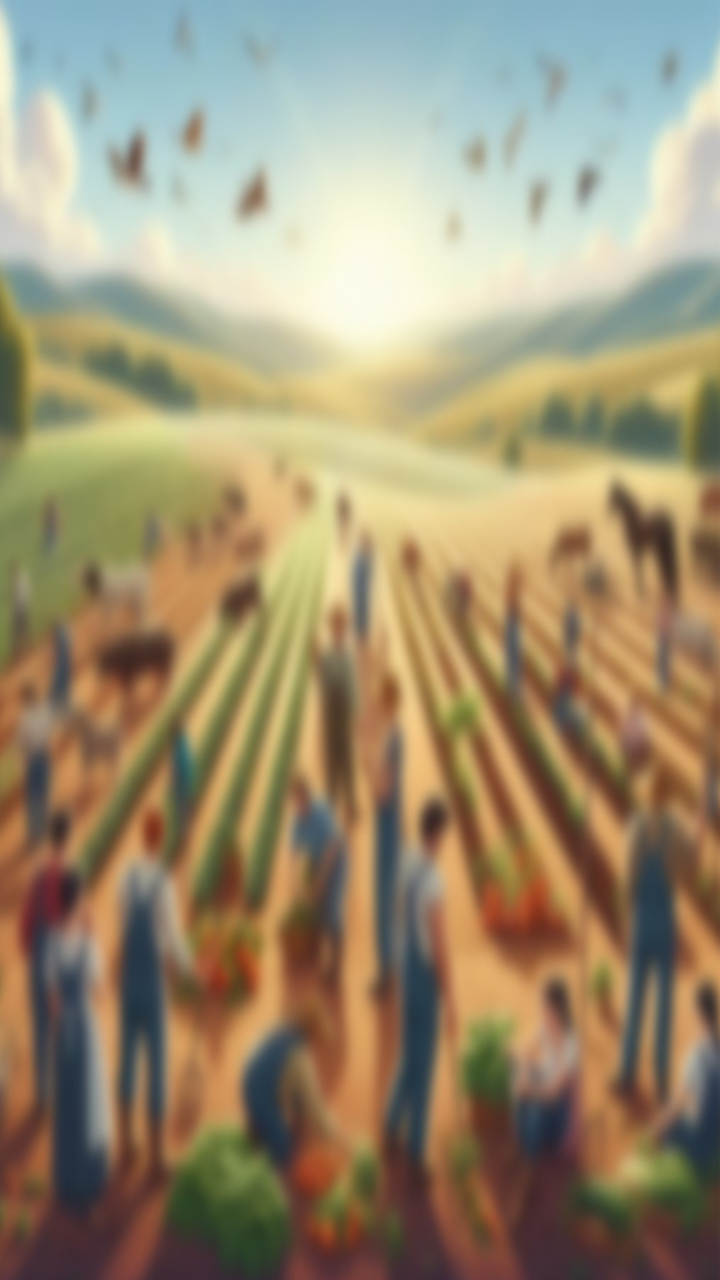
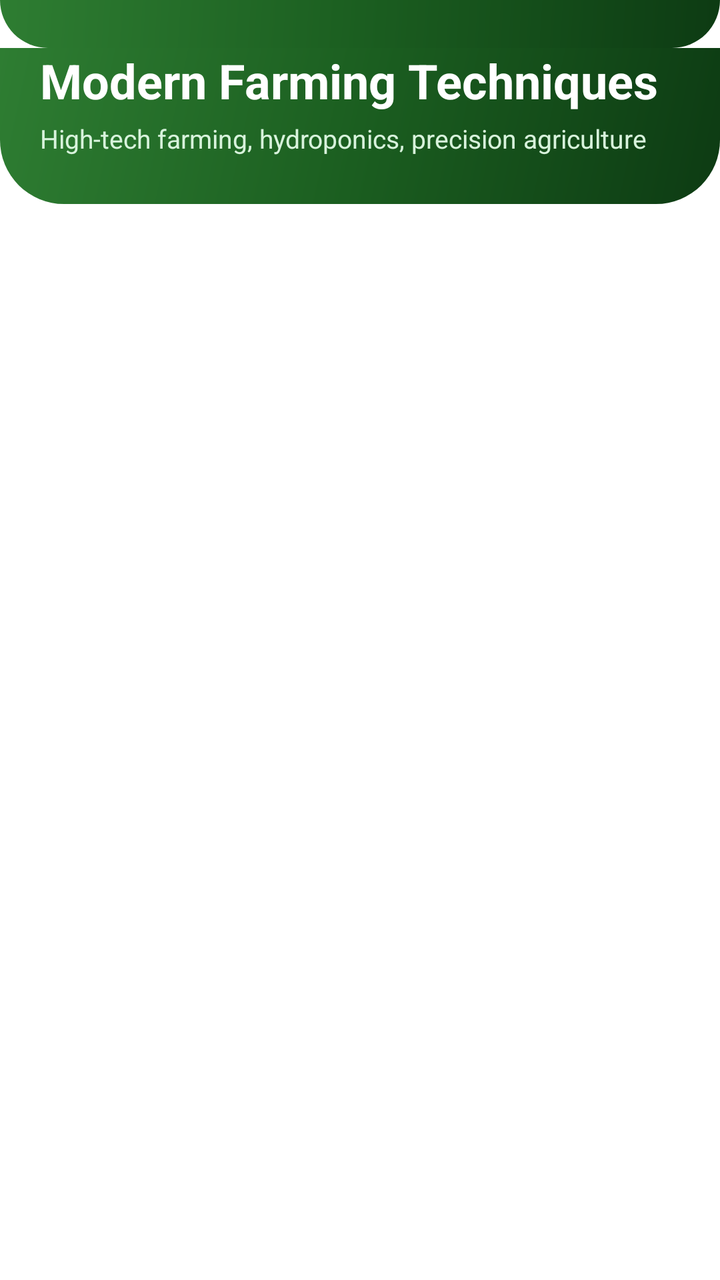

An Android layout rendered at two revisions. The XML below is the earlier revision; the diff shows what the commit changed to produce the second picture.
<!-- AndroidManifest.xml: application theme Theme.AGRICONNECT -->
<!-- res/layout/fragment_new__farming__teachniques.xml -->
<?xml version="1.0" encoding="utf-8"?>
<layout>
    <FrameLayout xmlns:android="http://schemas.android.com/apk/res/android"
        xmlns:tools="http://schemas.android.com/tools"
        android:layout_width="match_parent"
        android:layout_height="match_parent"
        tools:context=".New_Crop.New_farming_Crops"
        android:background="@drawable/blur_background">

        <androidx.recyclerview.widget.RecyclerView
            android:layout_width="match_parent"
            android:layout_height="match_parent"
            android:id="@+id/recyclerView_techniques"
            tools:listitem="@layout/new_farming_teachniques_details"/>

    </FrameLayout>
</layout>
<!-- res/layout/new_farming_teachniques_details.xml (included above) -->
<?xml version="1.0" encoding="utf-8"?>
<RelativeLayout
    xmlns:tools="http://schemas.android.com/tools"
    xmlns:android="http://schemas.android.com/apk/res/android"
    xmlns:app="http://schemas.android.com/apk/res-auto"
    android:layout_height="wrap_content"
    android:layout_width="match_parent"
    >
    <androidx.cardview.widget.CardView
        android:layout_marginStart="12dp"
        android:layout_marginEnd="12dp"
        android:layout_marginVertical="10dp"
        android:layout_marginHorizontal="10dp"
        app:cardCornerRadius="20dp"
        app:cardElevation="8dp"
        android:layout_width="match_parent"
        android:layout_height="match_parent">

        <LinearLayout
            android:layout_width="match_parent"
            android:layout_height="wrap_content"
            android:orientation="vertical">


            <ImageView
                android:id="@+id/Image_for_new_Techniques"
                android:layout_width="258dp"
                android:layout_height="209dp"
                android:layout_gravity="center_horizontal"
                android:paddingTop="10dp"
                android:src="@drawable/loding" />

            <TextView
                android:id="@+id/Text_for_new_techniques"
                android:layout_width="wrap_content"
                android:layout_height="wrap_content"
                android:layout_gravity="center_horizontal"
                android:paddingLeft="5dp"
                android:paddingTop="5dp"
                android:paddingRight="5dp"
                android:text="Crop Name"
                android:textAlignment="center"
                android:textSize="25dp"
                android:textStyle="bold"
                android:layout_marginBottom="15dp"/>

        </LinearLayout>


    </androidx.cardview.widget.CardView>
</RelativeLayout>
<!-- resources referenced by this layout -->
<resources>
  <!-- drawable blur_background: jpeg bitmap (drawable, 98378 bytes) -->
  <!-- drawable loding: jpg bitmap (drawable, 8285 bytes) -->
  <style name="Theme.AGRICONNECT" parent="Base.Theme.AGRICONNECT" />
  <style name="Base.Theme.AGRICONNECT" parent="Theme.Material3.DayNight.NoActionBar">
          
           <item name="colorPrimary">#0CCEE7</item>
           <item name="colorPrimaryVariant">#0CCEE7</item>
           <item name="android:statusBarColor">#0CCEE7</item>
      </style>
</resources>

<!-- the commit's change to res/layout/fragment_new__farming__teachniques.xml (unified diff, before → after) -->
@@ -1,69 +1,138 @@
 <?xml version="1.0" encoding="utf-8"?>
-<layout>
-    <FrameLayout xmlns:android="http://schemas.android.com/apk/res/android"
-        xmlns:tools="http://schemas.android.com/tools"
+<layout xmlns:android="http://schemas.android.com/apk/res/android"
+    xmlns:app="http://schemas.android.com/apk/res-auto"
+    xmlns:tools="http://schemas.android.com/tools">
+
+    <LinearLayout
         android:layout_width="match_parent"
         android:layout_height="match_parent"
-        tools:context=".New_Crop.New_farming_Crops"
-        android:background="@drawable/blur_background">
+        android:background="?attr/colorSurface"
+        android:orientation="vertical"
+        tools:context=".New_Techniques.New_Farming_Teachniques">
 
-        <androidx.recyclerview.widget.RecyclerView
+        
+        <View
             android:layout_width="match_parent"
-            android:layout_height="match_parent"
-            android:id="@+id/recyclerView_techniques"
-            tools:listitem="@layout/new_farming_teachniques_details"/>
-
-    </FrameLayout>
-</layout>
-<!-- res/layout/new_farming_teachniques_details.xml (included above) -->
-<?xml version="1.0" encoding="utf-8"?>
-<RelativeLayout
-    xmlns:tools="http://schemas.android.com/tools"
-    xmlns:android="http://schemas.android.com/apk/res/android"
-    xmlns:app="http://schemas.android.com/apk/res-auto"
-    android:layout_height="wrap_content"
-    android:layout_width="match_parent"
-    >
-    <androidx.cardview.widget.CardView
-        android:layout_marginStart="12dp"
-        android:layout_marginEnd="12dp"
-        android:layout_marginVertical="10dp"
-        android:layout_marginHorizontal="10dp"
-        app:cardCornerRadius="20dp"
-        app:cardElevation="8dp"
-        android:layout_width="match_parent"
-        android:layout_height="match_parent">
+            android:layout_height="24dp"
+            android:background="@drawable/bg_header_gradient" />
 
         <LinearLayout
             android:layout_width="match_parent"
             android:layout_height="wrap_content"
-            android:orientation="vertical">
+            android:background="@drawable/bg_header_gradient"
+            android:orientation="vertical"
+            android:paddingHorizontal="20dp"
+            android:paddingBottom="24dp">
 
+            <TextView
+                android:layout_width="wrap_content"
+                android:layout_height="wrap_content"
+                android:fontFamily="sans-serif-bold"
+                android:text="Modern Farming Techniques"
+                android:textColor="@color/white"
+                android:textSize="24sp"
+                android:textStyle="bold" />
+
+            <TextView
+                android:layout_width="wrap_content"
+                android:layout_height="wrap_content"
+                android:layout_marginTop="4dp"
+                android:fontFamily="sans-serif"
+                android:text="High-tech farming, hydroponics, precision agriculture"
+                android:textColor="#D8F3DC"
+                android:textSize="13sp" />
+        </LinearLayout>
+
+        
+        <androidx.recyclerview.widget.RecyclerView
+            android:id="@+id/recyclerView_techniques"
+            android:layout_width="match_parent"
+            android:layout_height="match_parent"
+            android:clipToPadding="false"
+            android:paddingHorizontal="10dp"
+            android:paddingTop="12dp"
+            android:paddingBottom="24dp"
+            tools:listitem="@layout/new_farming_teachniques_details" />
+
+    </LinearLayout>
+</layout>
+<!-- res/layout/new_farming_teachniques_details.xml (included above) -->
+<?xml version="1.0" encoding="utf-8"?>
+<com.google.android.material.card.MaterialCardView xmlns:android="http://schemas.android.com/apk/res/android"
+    xmlns:app="http://schemas.android.com/apk/res-auto"
+    xmlns:tools="http://schemas.android.com/tools"
+    android:layout_width="match_parent"
+    android:layout_height="wrap_content"
+    android:layout_margin="6dp"
+    app:cardBackgroundColor="@color/white"
+    app:cardCornerRadius="20dp"
+    app:cardElevation="2dp"
+    app:strokeColor="@color/agri_card_stroke_light"
+    app:strokeWidth="1dp">
+
+    <LinearLayout
+        android:layout_width="match_parent"
+        android:layout_height="wrap_content"
+        android:background="?attr/selectableItemBackground"
+        android:orientation="vertical">
+
+        
+        <FrameLayout
+            android:layout_width="match_parent"
+            android:layout_height="140dp">
 
             <ImageView
                 android:id="@+id/Image_for_new_Techniques"
-                android:layout_width="258dp"
-                android:layout_height="209dp"
-                android:layout_gravity="center_horizontal"
-                android:paddingTop="10dp"
+                android:layout_width="match_parent"
+                android:layout_height="match_parent"
+                android:scaleType="centerCrop"
                 android:src="@drawable/loding" />
 
             <TextView
-                android:id="@+id/Text_for_new_techniques"
                 android:layout_width="wrap_content"
                 android:layout_height="wrap_content"
-                android:layout_gravity="center_horizontal"
-                android:paddingLeft="5dp"
-                android:paddingTop="5dp"
-                android:paddingRight="5dp"
-                android:text="Crop Name"
-                android:textAlignment="center"
-                android:textSize="25dp"
-                android:textStyle="bold"
-                android:layout_marginBottom="15dp"/>
+                android:layout_gravity="top|start"
+                android:layout_margin="10dp"
+                android:background="@drawable/bg_chip_pill"
+                android:backgroundTint="#CCFFFFFF"
+                android:paddingHorizontal="8dp"
+                android:paddingVertical="4dp"
+                android:text="Technique"
+                android:textColor="@color/agri_green_primary"
+                android:textSize="10sp"
+                android:textStyle="bold" />
+        </FrameLayout>
+
+        
+        <LinearLayout
+            android:layout_width="match_parent"
+            android:layout_height="wrap_content"
+            android:orientation="vertical"
+            android:paddingHorizontal="14dp"
+            android:paddingVertical="12dp">
+
+            <TextView
+                android:id="@+id/Text_for_new_techniques"
+                android:layout_width="match_parent"
+                android:layout_height="wrap_content"
+                android:ellipsize="end"
+                android:fontFamily="sans-serif-bold"
+                android:maxLines="1"
+                android:text="Technique Name"
+                android:textColor="@color/agri_text_primary"
+                android:textSize="15sp"
+                android:textStyle="bold" />
+
+            <TextView
+                android:layout_width="wrap_content"
+                android:layout_height="wrap_content"
+                android:layout_marginTop="4dp"
+                android:fontFamily="sans-serif-medium"
+                android:text="Learn Implementation →"
+                android:textColor="@color/agri_green_primary"
+                android:textSize="11sp" />
 
         </LinearLayout>
 
-
-    </androidx.cardview.widget.CardView>
-</RelativeLayout>
+    </LinearLayout>
+</com.google.android.material.card.MaterialCardView>
<!-- resource entries referenced after the edit -->
@@ -1,13 +1,70 @@
 <!-- resources referenced by this layout -->
 <resources>
-  <!-- drawable blur_background: jpeg bitmap (drawable, 98378 bytes) -->
+  <color name="agri_card_stroke_light">#15000000</color>
+  <color name="agri_green_primary">#1B5E20</color>
+  <color name="agri_text_primary">#1A1C19</color>
+  <color name="white">#FFFFFFFF</color>
+  <!-- drawable bg_chip_pill (drawable) -->
+  <?xml version="1.0" encoding="utf-8"?>
+  <shape xmlns:android="http://schemas.android.com/apk/res/android"
+      android:shape="rectangle">
+      <solid android:color="@color/agri_mint" />
+      <stroke
+          android:width="1dp"
+          android:color="@color/agri_mint_dark" />
+      <corners android:radius="24dp" />
+  </shape>
+  <!-- drawable bg_header_gradient (drawable) -->
+  <?xml version="1.0" encoding="utf-8"?>
+  <shape xmlns:android="http://schemas.android.com/apk/res/android"
+      android:shape="rectangle">
+      <gradient
+          android:angle="135"
+          android:startColor="#0D3B13"
+          android:centerColor="#1B5E20"
+          android:endColor="#2E7D32"
+          android:type="linear" />
+      <corners
+          android:bottomLeftRadius="32dp"
+          android:bottomRightRadius="32dp" />
+  </shape>
   <!-- drawable loding: jpg bitmap (drawable, 8285 bytes) -->
   <style name="Theme.AGRICONNECT" parent="Base.Theme.AGRICONNECT" />
+  <color name="agri_mint">#E8F5E9</color>
+  <color name="agri_mint_dark">#C8E6C9</color>
   <style name="Base.Theme.AGRICONNECT" parent="Theme.Material3.DayNight.NoActionBar">
-          
-           <item name="colorPrimary">#0CCEE7</item>
-           <item name="colorPrimaryVariant">#0CCEE7</item>
-           <item name="android:statusBarColor">#0CCEE7</item>
+          <item name="colorPrimary">@color/md_theme_light_primary</item>
+          <item name="colorOnPrimary">@color/md_theme_light_onPrimary</item>
+          <item name="colorPrimaryContainer">@color/md_theme_light_primaryContainer</item>
+          <item name="colorOnPrimaryContainer">@color/md_theme_light_onPrimaryContainer</item>
+          <item name="colorSecondary">@color/md_theme_light_secondary</item>
+          <item name="colorOnSecondary">@color/md_theme_light_onSecondary</item>
+          <item name="colorSecondaryContainer">@color/md_theme_light_secondaryContainer</item>
+          <item name="colorOnSecondaryContainer">@color/md_theme_light_onSecondaryContainer</item>
+          <item name="colorError">@color/md_theme_light_error</item>
+          <item name="colorOnError">@color/md_theme_light_onError</item>
+          <item name="colorErrorContainer">@color/md_theme_light_errorContainer</item>
+          <item name="colorOnErrorContainer">@color/md_theme_light_onErrorContainer</item>
+          <item name="android:colorBackground">@color/md_theme_light_background</item>
+          <item name="colorOnBackground">@color/md_theme_light_onBackground</item>
+          <item name="colorSurface">@color/md_theme_light_surface</item>
+          <item name="colorOnSurface">@color/md_theme_light_onSurface</item>
       </style>
+  <color name="md_theme_light_primary">#1B5E20</color>
+  <color name="md_theme_light_onPrimary">#FFFFFF</color>
+  <color name="md_theme_light_primaryContainer">#D8F3DC</color>
+  <color name="md_theme_light_onPrimaryContainer">#002105</color>
+  <color name="md_theme_light_secondary">#388E3C</color>
+  <color name="md_theme_light_onSecondary">#FFFFFF</color>
+  <color name="md_theme_light_secondaryContainer">#E8F5E9</color>
+  <color name="md_theme_light_onSecondaryContainer">#0B2F10</color>
+  <color name="md_theme_light_error">#BA1A1A</color>
+  <color name="md_theme_light_onError">#FFFFFF</color>
+  <color name="md_theme_light_errorContainer">#FFDAD6</color>
+  <color name="md_theme_light_onErrorContainer">#410002</color>
+  <color name="md_theme_light_background">#F8FAF7</color>
+  <color name="md_theme_light_onBackground">#191C19</color>
+  <color name="md_theme_light_surface">#FFFFFF</color>
+  <color name="md_theme_light_onSurface">#191C19</color>
 </resources>
 
